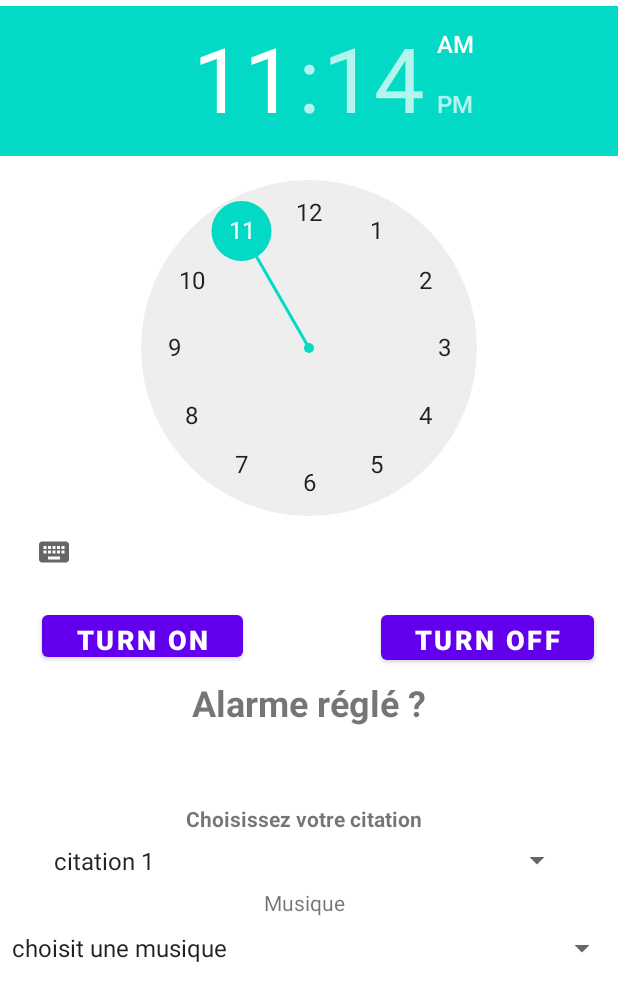
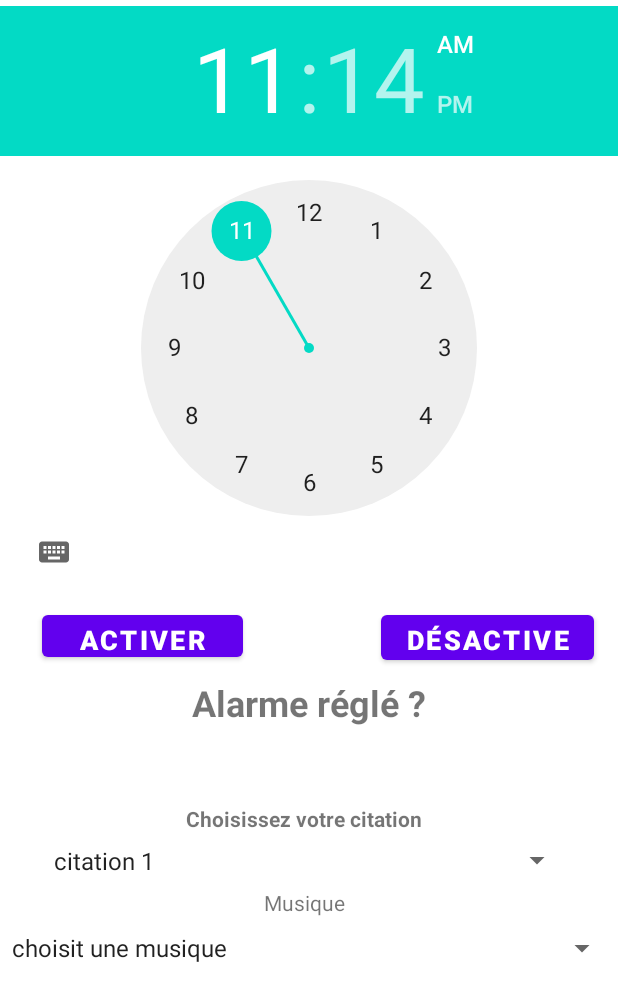
Before and after one commit to aruseus98/ProjetAlarmeV2, an Android app: the screen it shows after launch (MainActivity), on a phone screen of 412 x 824 dp. Shown: the top 1001 px of the screen. Run offline under Robolectric (Android 15) with nearby library versions, the phone set to English and light mode, and no system bars.

Commit message:
Modification de texte

```diff
--- a/app/src/main/java/com/licence/projetalarme/MainActivity.java
+++ b/app/src/main/java/com/licence/projetalarme/MainActivity.java
@@ -112,7 +112,7 @@ public class MainActivity extends AppCompatActivity implements AdapterView.OnIte
         Spinner spinner = (Spinner) findViewById(R.id.spinner_citation);
         //creer une liste pour le spinner dans string.xml dans le dosssier layout
         ArrayAdapter<CharSequence> adapter = ArrayAdapter.createFromResource(this,R.array.citation_array, android.R.layout.simple_spinner_item);
-        //spicifie élément du layout a utiliser
+        //spécifie élément du layout a utiliser
         adapter.setDropDownViewResource(android.R.layout.simple_spinner_dropdown_item);
         //applique au spinner
         spinner.setAdapter(adapter);
--- a/app/src/main/java/com/licence/projetalarme/RingtonePlayingService.java
+++ b/app/src/main/java/com/licence/projetalarme/RingtonePlayingService.java
@@ -126,8 +126,8 @@ public class RingtonePlayingService extends Service {
                 //Paramètrage des notifications
                 Notification notification_popup = new Notification.Builder(this, CHANNEL_ID)
                         .setSmallIcon(R.drawable.logo)
-                        .setContentTitle("An alarm is going off !")
-                        .setContentText("Click me !")
+                        .setContentTitle("Une alarme sonne")
+                        .setContentText("Cliquez dessus !")
                         .setContentIntent(pending_intent_main_activity)
                         .setAutoCancel(true)
                         .build();
--- a/app/src/main/res/layout/content_main.xml
+++ b/app/src/main/res/layout/content_main.xml
@@ -24,7 +24,7 @@
         android:layout_marginTop="12dp"
         android:clickable="true"
         android:focusable="true"
-        android:text="@string/turn_on_alarm"
+        android:text="Activer"
         android:textAlignment="center"
         android:textSize="18sp"
         android:textStyle="bold"
@@ -40,7 +40,7 @@
         android:layout_marginTop="12dp"
         android:clickable="true"
         android:focusable="true"
-        android:text="@string/turn_off_alarm"
+        android:text="Désactive"
         android:textAlignment="center"
         android:textSize="18sp"
         android:textStyle="bold"
```
